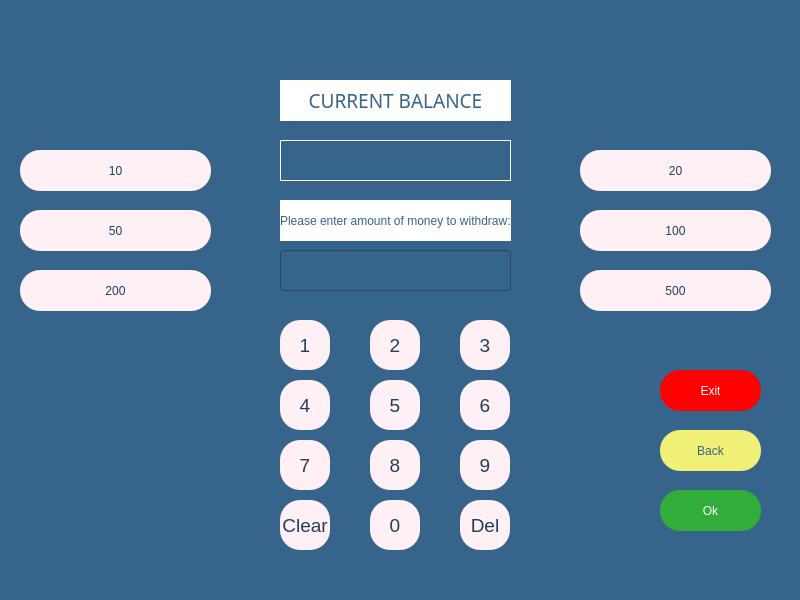
This is withdrawpage.ui in melihorhanyilmaz/Project as Qt 5 draws it before an edit. The edited form follows.
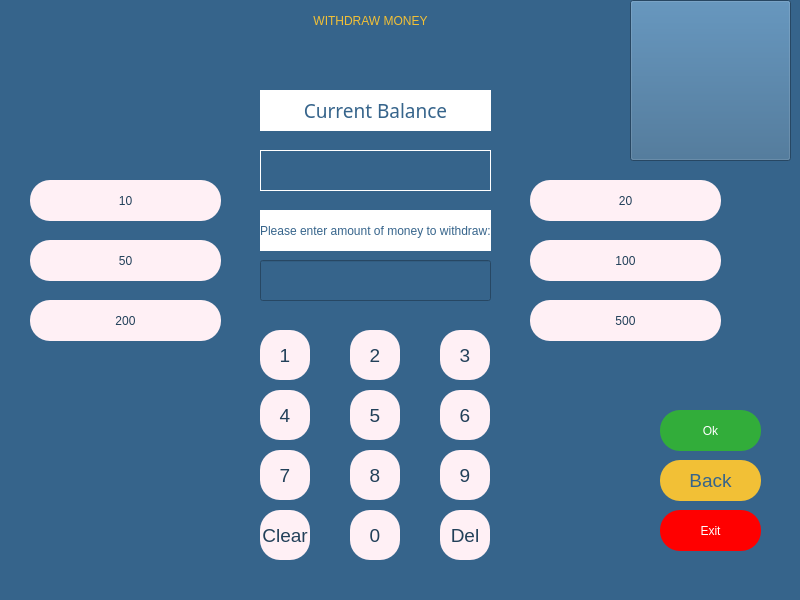
This is the edited form. Icons and pictures are not drawn.

The edit to the form file:
```diff
--- a/withdrawpage.ui
+++ b/withdrawpage.ui
@@ -23,8 +23,8 @@
    <widget class="QPushButton" name="B_10">
     <property name="geometry">
      <rect>
-      <x>20</x>
-      <y>150</y>
+      <x>30</x>
+      <y>180</y>
       <width>191</width>
       <height>41</height>
      </rect>
@@ -45,8 +45,8 @@
    <widget class="QLineEdit" name="li_amount_withdraw">
     <property name="geometry">
      <rect>
-      <x>280</x>
-      <y>250</y>
+      <x>260</x>
+      <y>260</y>
       <width>231</width>
       <height>41</height>
      </rect>
@@ -62,8 +62,8 @@
    <widget class="QPushButton" name="B_50">
     <property name="geometry">
      <rect>
-      <x>20</x>
-      <y>210</y>
+      <x>30</x>
+      <y>240</y>
       <width>191</width>
       <height>41</height>
      </rect>
@@ -84,8 +84,8 @@
    <widget class="QPushButton" name="B_200">
     <property name="geometry">
      <rect>
-      <x>20</x>
-      <y>270</y>
+      <x>30</x>
+      <y>300</y>
       <width>191</width>
       <height>41</height>
      </rect>
@@ -106,8 +106,8 @@
    <widget class="QPushButton" name="B_500">
     <property name="geometry">
      <rect>
-      <x>580</x>
-      <y>270</y>
+      <x>530</x>
+      <y>300</y>
       <width>191</width>
       <height>41</height>
      </rect>
@@ -128,8 +128,8 @@
    <widget class="QPushButton" name="B_100">
     <property name="geometry">
      <rect>
-      <x>580</x>
-      <y>210</y>
+      <x>530</x>
+      <y>240</y>
       <width>191</width>
       <height>41</height>
      </rect>
@@ -150,8 +150,8 @@
    <widget class="QPushButton" name="B_20">
     <property name="geometry">
      <rect>
-      <x>580</x>
-      <y>150</y>
+      <x>530</x>
+      <y>180</y>
       <width>191</width>
       <height>41</height>
      </rect>
@@ -173,7 +173,7 @@
     <property name="geometry">
      <rect>
       <x>660</x>
-      <y>370</y>
+      <y>510</y>
       <width>101</width>
       <height>41</height>
      </rect>
@@ -196,7 +196,7 @@
     <property name="geometry">
      <rect>
       <x>660</x>
-      <y>490</y>
+      <y>410</y>
       <width>101</width>
       <height>41</height>
      </rect>
@@ -220,16 +220,17 @@
     <property name="geometry">
      <rect>
       <x>660</x>
-      <y>430</y>
+      <y>460</y>
       <width>101</width>
       <height>41</height>
      </rect>
     </property>
     <property name="styleSheet">
-     <string notr="true">background-color: rgb(240, 240, 119);
+     <string notr="true">background-color: rgb(242, 192, 54);
 color: rgb(54, 100, 139);
-font: 63 14pt &quot;Montserrat SemiBold&quot;;
+font: 63 14pt ;Montserrat SemiBold;
 border-radius: 20;
+
 </string>
     </property>
     <property name="text">
@@ -242,8 +243,8 @@
    <widget class="QPushButton" name="fourB">
     <property name="geometry">
      <rect>
-      <x>280</x>
-      <y>380</y>
+      <x>260</x>
+      <y>390</y>
       <width>50</width>
       <height>50</height>
      </rect>
@@ -261,8 +262,8 @@
    <widget class="QPushButton" name="sevenB">
     <property name="geometry">
      <rect>
-      <x>280</x>
-      <y>440</y>
+      <x>260</x>
+      <y>450</y>
       <width>50</width>
       <height>50</height>
      </rect>
@@ -280,8 +281,8 @@
    <widget class="QPushButton" name="oneB">
     <property name="geometry">
      <rect>
-      <x>280</x>
-      <y>320</y>
+      <x>260</x>
+      <y>330</y>
       <width>50</width>
       <height>50</height>
      </rect>
@@ -299,8 +300,8 @@
    <widget class="QPushButton" name="fiveB">
     <property name="geometry">
      <rect>
-      <x>370</x>
-      <y>380</y>
+      <x>350</x>
+      <y>390</y>
       <width>50</width>
       <height>50</height>
      </rect>
@@ -318,8 +319,8 @@
    <widget class="QPushButton" name="eightB">
     <property name="geometry">
      <rect>
-      <x>370</x>
-      <y>440</y>
+      <x>350</x>
+      <y>450</y>
       <width>50</width>
       <height>50</height>
      </rect>
@@ -337,8 +338,8 @@
    <widget class="QPushButton" name="nineB">
     <property name="geometry">
      <rect>
-      <x>460</x>
-      <y>440</y>
+      <x>440</x>
+      <y>450</y>
       <width>50</width>
       <height>50</height>
      </rect>
@@ -356,8 +357,8 @@
    <widget class="QPushButton" name="threeB">
     <property name="geometry">
      <rect>
-      <x>460</x>
-      <y>320</y>
+      <x>440</x>
+      <y>330</y>
       <width>50</width>
       <height>50</height>
      </rect>
@@ -375,8 +376,8 @@
    <widget class="QPushButton" name="twoB">
     <property name="geometry">
      <rect>
-      <x>370</x>
-      <y>320</y>
+      <x>350</x>
+      <y>330</y>
       <width>50</width>
       <height>50</height>
      </rect>
@@ -394,8 +395,8 @@
    <widget class="QPushButton" name="zeroB">
     <property name="geometry">
      <rect>
-      <x>370</x>
-      <y>500</y>
+      <x>350</x>
+      <y>510</y>
       <width>50</width>
       <height>50</height>
      </rect>
@@ -413,8 +414,8 @@
    <widget class="QPushButton" name="sixB">
     <property name="geometry">
      <rect>
-      <x>460</x>
-      <y>380</y>
+      <x>440</x>
+      <y>390</y>
       <width>50</width>
       <height>50</height>
      </rect>
@@ -432,8 +433,8 @@
    <widget class="QPushButton" name="delB">
     <property name="geometry">
      <rect>
-      <x>460</x>
-      <y>500</y>
+      <x>440</x>
+      <y>510</y>
       <width>50</width>
       <height>50</height>
      </rect>
@@ -451,8 +452,8 @@
    <widget class="QLabel" name="la_name">
     <property name="geometry">
      <rect>
-      <x>280</x>
-      <y>200</y>
+      <x>260</x>
+      <y>210</y>
       <width>231</width>
       <height>41</height>
      </rect>
@@ -469,8 +470,8 @@
    <widget class="QLabel" name="la_bal">
     <property name="geometry">
      <rect>
-      <x>280</x>
-      <y>80</y>
+      <x>260</x>
+      <y>90</y>
       <width>231</width>
       <height>41</height>
      </rect>
@@ -490,7 +491,7 @@
 background-color: rgb(255, 255, 255);</string>
     </property>
     <property name="text">
-     <string>CURRENT BALANCE</string>
+     <string>Current Balance</string>
     </property>
     <property name="alignment">
      <set>Qt::AlignCenter</set>
@@ -499,8 +500,8 @@
    <widget class="QPushButton" name="clearB">
     <property name="geometry">
      <rect>
-      <x>280</x>
-      <y>500</y>
+      <x>260</x>
+      <y>510</y>
       <width>50</width>
       <height>50</height>
      </rect>
@@ -518,8 +519,8 @@
    <widget class="QLabel" name="la_balance">
     <property name="geometry">
      <rect>
-      <x>280</x>
-      <y>140</y>
+      <x>260</x>
+      <y>150</y>
       <width>231</width>
       <height>41</height>
      </rect>
@@ -538,10 +539,10 @@
    <widget class="QLabel" name="la_error">
     <property name="geometry">
      <rect>
-      <x>220</x>
-      <y>50</y>
-      <width>341</width>
-      <height>16</height>
+      <x>180</x>
+      <y>40</y>
+      <width>361</width>
+      <height>31</height>
      </rect>
     </property>
     <property name="styleSheet">
@@ -555,6 +556,55 @@
      <set>Qt::AlignCenter</set>
     </property>
    </widget>
+   <widget class="QPushButton" name="pushButton">
+    <property name="geometry">
+     <rect>
+      <x>630</x>
+      <y>0</y>
+      <width>161</width>
+      <height>161</height>
+     </rect>
+    </property>
+    <property name="contextMenuPolicy">
+     <enum>Qt::DefaultContextMenu</enum>
+    </property>
+    <property name="styleSheet">
+     <string notr="true"/>
+    </property>
+    <property name="text">
+     <string/>
+    </property>
+    <property name="icon">
+     <iconset>
+      <normaloff>logo.png</normaloff>logo.png</iconset>
+    </property>
+    <property name="iconSize">
+     <size>
+      <width>150</width>
+      <height>150</height>
+     </size>
+    </property>
+   </widget>
+   <widget class="QLabel" name="label">
+    <property name="geometry">
+     <rect>
+      <x>190</x>
+      <y>0</y>
+      <width>361</width>
+      <height>41</height>
+     </rect>
+    </property>
+    <property name="styleSheet">
+     <string notr="true">color: rgb(242, 192, 54);
+font: 75 20pt &quot;MS Shell Dlg 2&quot;;</string>
+    </property>
+    <property name="text">
+     <string>WITHDRAW MONEY</string>
+    </property>
+    <property name="alignment">
+     <set>Qt::AlignCenter</set>
+    </property>
+   </widget>
   </widget>
   <widget class="QMenuBar" name="menubar">
    <property name="geometry">
```
